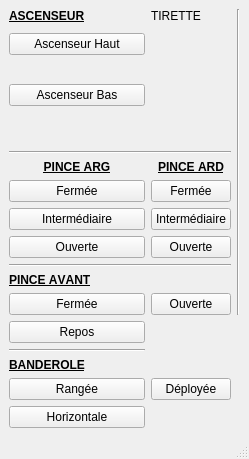
The window that PluginModules/RobotPanelControl/ihm_RobotPanelControl.ui (CRLG/LABOTBOX) describes before a commit, drawn with Qt 5.
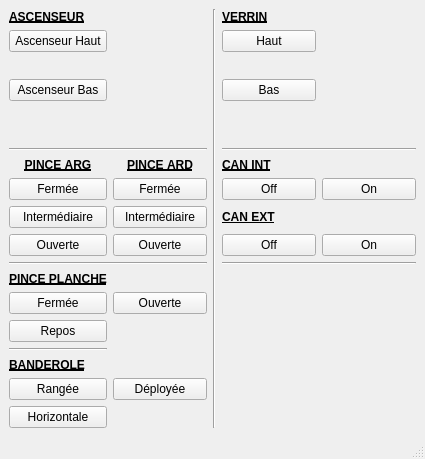
The same window after the commit. Custom widgets are drawn as their Qt base class.

Commit message: [RobotPanelControl] Suite du développement du module

What changed in the file:
```diff
--- a/PluginModules/RobotPanelControl/ihm_RobotPanelControl.ui
+++ b/PluginModules/RobotPanelControl/ihm_RobotPanelControl.ui
@@ -6,7 +6,7 @@
    <rect>
     <x>0</x>
     <y>0</y>
-    <width>249</width>
+    <width>425</width>
     <height>459</height>
    </rect>
   </property>
@@ -16,21 +16,35 @@
   <widget class="QWidget" name="centralwidget">
    <layout class="QGridLayout" name="gridLayout">
     <item row="10" column="0">
-     <widget class="QPushButton" name="pushButton_4">
+     <widget class="QPushButton" name="pince_arg_ouverte">
       <property name="text">
        <string>Ouverte</string>
       </property>
      </widget>
     </item>
     <item row="14" column="0">
-     <widget class="QPushButton" name="pushButton_11">
+     <widget class="QPushButton" name="pince_planche_repos">
       <property name="text">
        <string>Repos</string>
       </property>
      </widget>
     </item>
+    <item row="0" column="3">
+     <widget class="QLabel" name="label_7">
+      <property name="font">
+       <font>
+        <weight>75</weight>
+        <bold>true</bold>
+        <underline>true</underline>
+       </font>
+      </property>
+      <property name="text">
+       <string>VERRIN</string>
+      </property>
+     </widget>
+    </item>
     <item row="8" column="1">
-     <widget class="QPushButton" name="pushButton_6">
+     <widget class="QPushButton" name="pince_ard_fermee">
       <property name="text">
        <string>Fermée</string>
       </property>
@@ -43,6 +57,13 @@
       </property>
      </widget>
     </item>
+    <item row="18" column="0">
+     <widget class="QPushButton" name="banderole_horizontale">
+      <property name="text">
+       <string>Horizontale</string>
+      </property>
+     </widget>
+    </item>
     <item row="6" column="0" colspan="2">
      <widget class="Line" name="line">
       <property name="orientation">
@@ -58,12 +79,19 @@
      </widget>
     </item>
     <item row="9" column="0">
-     <widget class="QPushButton" name="pushButton_5">
+     <widget class="QPushButton" name="pince_arg_intermediaire">
       <property name="text">
        <string>Intermédiaire</string>
       </property>
      </widget>
     </item>
+    <item row="17" column="1">
+     <widget class="QPushButton" name="banderole_deployee">
+      <property name="text">
+       <string>Déployée</string>
+      </property>
+     </widget>
+    </item>
     <item row="16" column="0">
      <widget class="QLabel" name="label_6">
       <property name="font">
@@ -78,13 +106,6 @@
       </property>
      </widget>
     </item>
-    <item row="17" column="1">
-     <widget class="QPushButton" name="pushButton_13">
-      <property name="text">
-       <string>Déployée</string>
-      </property>
-     </widget>
-    </item>
     <item row="1" column="0">
      <widget class="QPushButton" name="ascenseur_haut">
       <property name="text">
@@ -112,19 +133,12 @@
      </widget>
     </item>
     <item row="9" column="1">
-     <widget class="QPushButton" name="pushButton_7">
+     <widget class="QPushButton" name="pince_ard_intermediaire">
       <property name="text">
        <string>Intermédiaire</string>
       </property>
      </widget>
     </item>
-    <item row="0" column="1">
-     <widget class="QLabel" name="label_5">
-      <property name="text">
-       <string>TIRETTE</string>
-      </property>
-     </widget>
-    </item>
     <item row="12" column="0">
      <widget class="QLabel" name="label_4">
       <property name="font">
@@ -137,7 +151,7 @@
        </font>
       </property>
       <property name="text">
-       <string>PINCE AVANT</string>
+       <string>PINCE PLANCHE</string>
       </property>
       <property name="alignment">
        <set>Qt::AlignLeading|Qt::AlignLeft|Qt::AlignVCenter</set>
@@ -145,7 +159,7 @@
      </widget>
     </item>
     <item row="17" column="0">
-     <widget class="QPushButton" name="pushButton_12">
+     <widget class="QPushButton" name="banderole_rangee">
       <property name="text">
        <string>Rangée</string>
       </property>
@@ -189,56 +203,22 @@
       </property>
      </widget>
     </item>
-    <item row="1" column="1">
-     <widget class="QLed" name="qLed">
-      <property name="minimumSize">
-       <size>
-        <width>30</width>
-        <height>30</height>
-       </size>
-      </property>
-      <property name="maximumSize">
-       <size>
-        <width>30</width>
-        <height>30</height>
-       </size>
-      </property>
-      <property name="toolTip">
-       <string>Binary Led</string>
-      </property>
-      <property name="whatsThis">
-       <string>Led widget</string>
-      </property>
-      <property name="value">
-       <bool>false</bool>
-      </property>
-      <property name="onColor">
-       <enum>QLed::Red</enum>
-      </property>
-      <property name="offColor">
-       <enum>QLed::Grey</enum>
-      </property>
-      <property name="shape">
-       <enum>QLed::Circle</enum>
-      </property>
-     </widget>
-    </item>
     <item row="10" column="1">
-     <widget class="QPushButton" name="pushButton_8">
+     <widget class="QPushButton" name="pince_ard_ouverte">
       <property name="text">
        <string>Ouverte</string>
       </property>
      </widget>
     </item>
     <item row="13" column="0">
-     <widget class="QPushButton" name="pushButton_9">
+     <widget class="QPushButton" name="pince_planche_fermee">
       <property name="text">
        <string>Fermée</string>
       </property>
      </widget>
     </item>
     <item row="8" column="0">
-     <widget class="QPushButton" name="pushButton_3">
+     <widget class="QPushButton" name="pince_arg_fermee">
       <property name="text">
        <string>Fermée</string>
       </property>
@@ -252,26 +232,103 @@
      </widget>
     </item>
     <item row="13" column="1">
-     <widget class="QPushButton" name="pushButton_10">
+     <widget class="QPushButton" name="pince_planche_ouverte">
       <property name="text">
        <string>Ouverte</string>
       </property>
      </widget>
     </item>
-    <item row="18" column="0">
-     <widget class="QPushButton" name="pushButton_14">
-      <property name="text">
-       <string>Horizontale</string>
-      </property>
-     </widget>
-    </item>
-    <item row="0" column="2" rowspan="14">
+    <item row="0" column="2" rowspan="19">
      <widget class="Line" name="line_3">
       <property name="orientation">
        <enum>Qt::Vertical</enum>
       </property>
      </widget>
     </item>
+    <item row="1" column="3">
+     <widget class="QPushButton" name="verrin_haut">
+      <property name="text">
+       <string>Haut</string>
+      </property>
+     </widget>
+    </item>
+    <item row="3" column="3">
+     <widget class="QPushButton" name="verrin_bas">
+      <property name="text">
+       <string>Bas</string>
+      </property>
+     </widget>
+    </item>
+    <item row="7" column="3">
+     <widget class="QLabel" name="label_8">
+      <property name="font">
+       <font>
+        <weight>75</weight>
+        <bold>true</bold>
+        <underline>true</underline>
+       </font>
+      </property>
+      <property name="text">
+       <string>CAN INT</string>
+      </property>
+     </widget>
+    </item>
+    <item row="8" column="3">
+     <widget class="QPushButton" name="can_int_off">
+      <property name="text">
+       <string>Off</string>
+      </property>
+     </widget>
+    </item>
+    <item row="8" column="4">
+     <widget class="QPushButton" name="can_int_on">
+      <property name="text">
+       <string>On</string>
+      </property>
+     </widget>
+    </item>
+    <item row="9" column="3">
+     <widget class="QLabel" name="label_9">
+      <property name="font">
+       <font>
+        <weight>75</weight>
+        <bold>true</bold>
+        <underline>true</underline>
+       </font>
+      </property>
+      <property name="text">
+       <string>CAN EXT</string>
+      </property>
+     </widget>
+    </item>
+    <item row="10" column="3">
+     <widget class="QPushButton" name="can_ext_off">
+      <property name="text">
+       <string>Off</string>
+      </property>
+     </widget>
+    </item>
+    <item row="10" column="4">
+     <widget class="QPushButton" name="can_ext_on">
+      <property name="text">
+       <string>On</string>
+      </property>
+     </widget>
+    </item>
+    <item row="6" column="3" colspan="2">
+     <widget class="Line" name="line_5">
+      <property name="orientation">
+       <enum>Qt::Horizontal</enum>
+      </property>
+     </widget>
+    </item>
+    <item row="11" column="3" colspan="2">
+     <widget class="Line" name="line_6">
+      <property name="orientation">
+       <enum>Qt::Horizontal</enum>
+      </property>
+     </widget>
+    </item>
    </layout>
   </widget>
   <widget class="QMenuBar" name="menubar">
@@ -279,20 +336,13 @@
     <rect>
      <x>0</x>
      <y>0</y>
-     <width>249</width>
+     <width>425</width>
      <height>22</height>
     </rect>
    </property>
   </widget>
   <widget class="QStatusBar" name="statusbar"/>
  </widget>
- <customwidgets>
-  <customwidget>
-   <class>QLed</class>
-   <extends>QWidget</extends>
-   <header>qled.h</header>
-  </customwidget>
- </customwidgets>
  <resources/>
  <connections/>
 </ui>
```
The commit also changes 2 other files.
